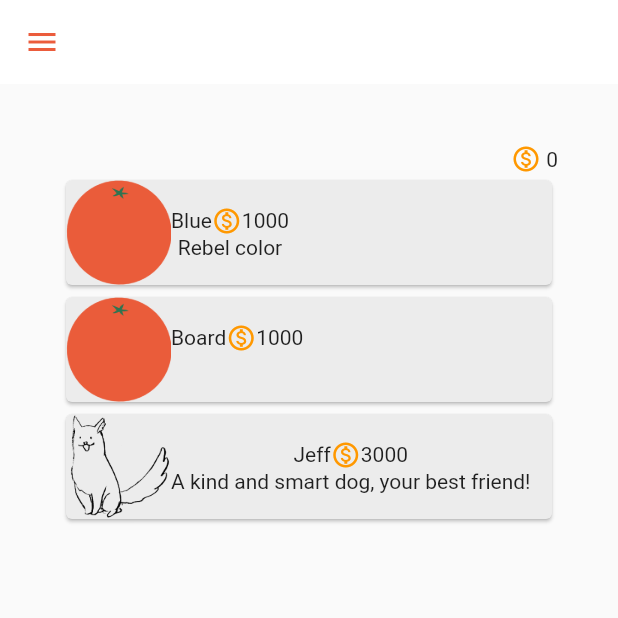
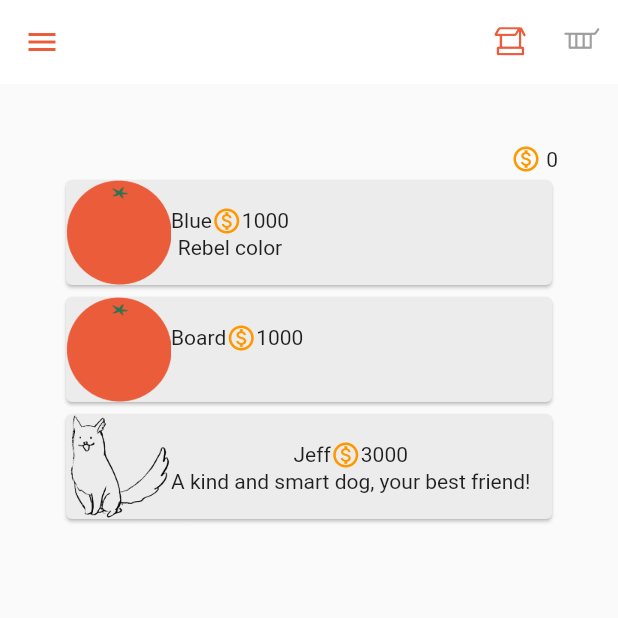
Before and after one commit to YunwooC/Pomostand, a Flutter app: the StorePage screen opened directly, on a phone screen of 412 x 824 dp, the top half of it. Run offline on Flutter 3.47's test engine with Material 2 defaults, Android fonts, the phone set to English and light mode, and no system bars; our stand-ins replace numberpicker, percent_indicator, shared_preferences; accounts and stored records are empty.

Commit message:
Icon + Time Display

```diff
--- /dev/null
+++ b/lib/micons_icons.dart
@@ -0,0 +1,26 @@
+/// Flutter icons Micons
+/// Copyright (C) 2022 by original authors @ fluttericon.com, fontello.com
+/// This font was generated by FlutterIcon.com, which is derived from Fontello.
+///
+/// To use this font, place it in your fonts/ directory and include the
+/// following in your pubspec.yaml
+///
+/// flutter:
+///   fonts:
+///    - family:  Micons
+///      fonts:
+///       - asset: fonts/Micons.ttf
+///
+///
+///
+import 'package:flutter/widgets.dart';
+
+class Micons {
+  Micons._();
+
+  static const _kFontFam = 'Micons';
+  static const String? _kFontPkg = null;
+
+  static const IconData StoreIcon = IconData(0xe901, fontFamily: _kFontFam, fontPackage: _kFontPkg);
+  static const IconData StandIcon = IconData(0xe909, fontFamily: _kFontFam, fontPackage: _kFontPkg);
+}
--- a/lib/store.dart
+++ b/lib/store.dart
@@ -4,6 +4,7 @@ import 'package:flutter/material.dart';
 import 'dart:async';
 import 'package:shared_preferences/shared_preferences.dart';
 
+import 'micons_icons.dart';
 import 'tomato_stand.dart';
 import 'timer.dart';
 import 'main.dart';
@@ -77,6 +78,22 @@ class _StorePageState extends State<StorePage> {
           iconTheme: IconThemeData(
             color: Color(0xffeb5c3c)
           ),
+          actions: [
+            IconButton(
+              icon: Icon(Micons.StandIcon),
+              onPressed: () {
+                Navigator.push(
+                  context,
+                  MaterialPageRoute(builder: (context) => IndexPage(title: 'main')),
+                );
+              }
+            ),
+            IconButton(
+              padding: EdgeInsets.all(6.0),
+              icon: Icon(Micons.StoreIcon),
+              onPressed: null
+            )
+          ]
       ),
 
 
--- a/pubspec.yaml
+++ b/pubspec.yaml
@@ -69,9 +69,9 @@ flutter:
     - family: metrisch
       fonts:
         - asset: assets/fonts/Metrisch-Light-webfont.ttf
-    - family: icomoon
+    - family: Micons
       fonts:
-        - asset: assets/fonts/icomoon.ttf
+        - asset: assets/fonts/Micons.ttf
 
 
 
```
Also changed, not shown: lib/icomoon_icons.dart (deleted, +0 -17 lines), lib/main.dart (+18 -0 lines), lib/tomato_stand.dart (+23 -0 lines), assets/fonts/Micons.ttf (added), assets/fonts/icomoon.ttf (deleted).
